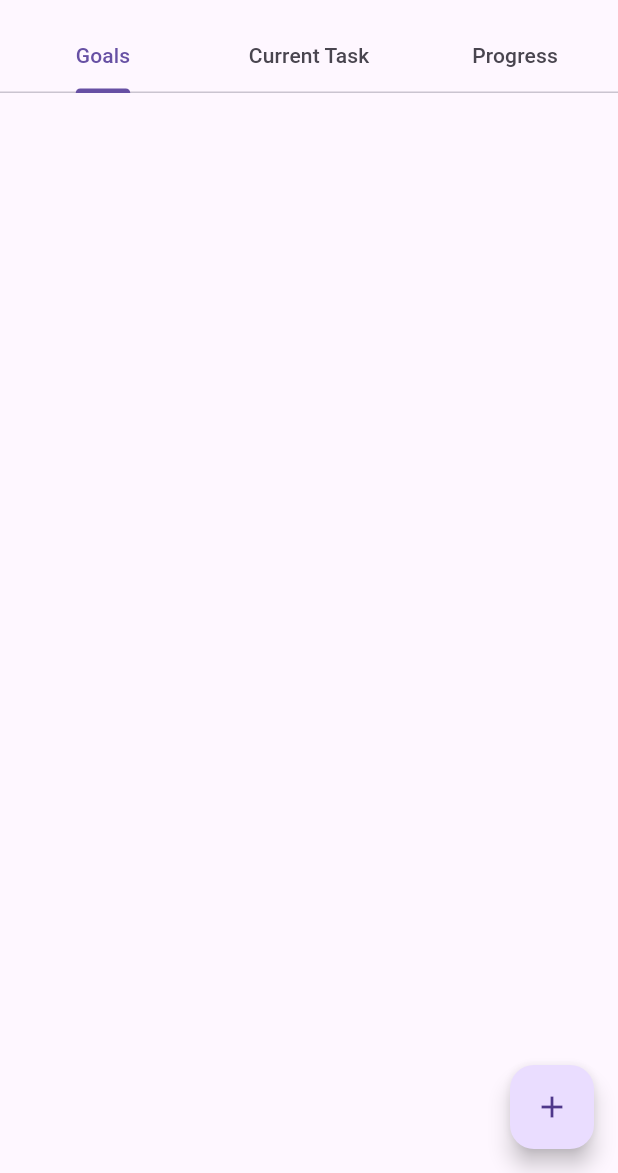
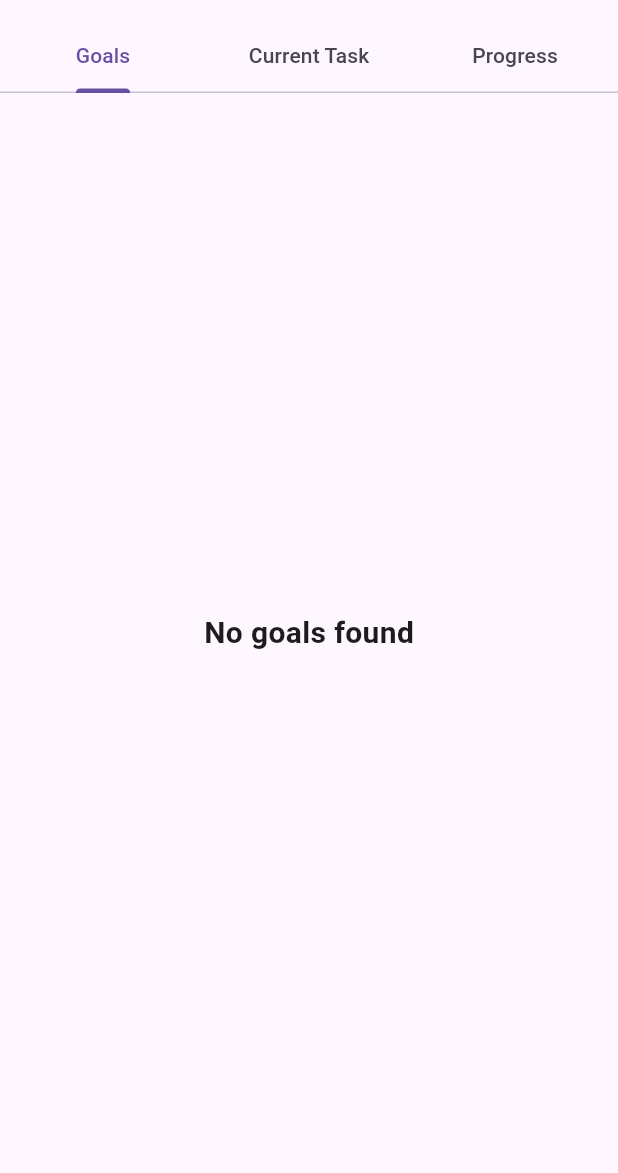
Before and after one commit to stranne/the_task, a Flutter app: the screen it shows after launch, on a phone screen of 412 x 824 dp, the part 63-1236 px from its top. Run offline on Flutter 3.47's test engine with Material 3 defaults, Android fonts, the phone set to English and light mode, and no system bars; our stand-ins replace google_generative_ai, objectbox, stacked, stacked_services, stacked_shared; generated files the repository leaves out were written again; statements that could not run were skipped.

Commit message:
Add empty list messages for goals and progresses

```diff
--- a/lib/ui/widgets/common/goal_list/goal_list.dart
+++ b/lib/ui/widgets/common/goal_list/goal_list.dart
@@ -1,5 +1,6 @@
 import 'package:flutter/material.dart';
 import 'package:stacked/stacked.dart';
+import 'package:the_task/ui/widgets/common/goal_list_empty/goal_list_empty.dart';
 import 'package:the_task/ui/widgets/common/goal_list_item/goal_list_item.dart';
 
 import 'goal_list_model.dart';
@@ -13,11 +14,17 @@ class GoalList extends StackedView<GoalListModel> {
     GoalListModel viewModel,
     Widget? child,
   ) {
+    final goals = viewModel.goals;
+
+    if (goals.isEmpty) {
+      return const GoalListEmpty();
+    }
+
     return Scaffold(
       body: ListView.builder(
-        itemCount: viewModel.goals.length,
+        itemCount: goals.length,
         itemBuilder: (context, index) {
-          final goal = viewModel.goals[index];
+          final goal = goals[index];
           return GoalListItem(goal: goal);
         },
       ),
--- /dev/null
+++ b/lib/ui/widgets/common/goal_list_empty/goal_list_empty.dart
@@ -0,0 +1,31 @@
+import 'package:flutter/material.dart';
+import 'package:stacked/stacked.dart';
+
+import 'goal_list_empty_model.dart';
+
+class GoalListEmpty extends StackedView<GoalListEmptyModel> {
+  const GoalListEmpty({super.key});
+
+  @override
+  Widget builder(
+    BuildContext context,
+    GoalListEmptyModel viewModel,
+    Widget? child,
+  ) {
+    return const Center(
+      child: Text(
+        'No goals found',
+        style: TextStyle(
+          fontSize: 20,
+          fontWeight: FontWeight.bold,
+        ),
+      ),
+    );
+  }
+
+  @override
+  GoalListEmptyModel viewModelBuilder(
+    BuildContext context,
+  ) =>
+      GoalListEmptyModel();
+}
--- /dev/null
+++ b/lib/ui/widgets/common/goal_list_empty/goal_list_empty_model.dart
@@ -0,0 +1,3 @@
+import 'package:stacked/stacked.dart';
+
+class GoalListEmptyModel extends BaseViewModel {}
--- a/lib/ui/widgets/common/progress_task_list/progress_task_list.dart
+++ b/lib/ui/widgets/common/progress_task_list/progress_task_list.dart
@@ -1,5 +1,6 @@
 import 'package:flutter/material.dart';
 import 'package:stacked/stacked.dart';
+import 'package:the_task/ui/widgets/common/progress_task_list_empty/progress_task_list_empty.dart';
 import 'package:the_task/ui/widgets/common/progress_task_list_item/progress_task_list_item.dart';
 
 import 'progress_task_list_model.dart';
@@ -15,6 +16,10 @@ class ProgressTaskList extends StackedView<ProgressTaskListModel> {
   ) {
     final tasks = viewModel.tasks;
 
+    if (tasks.isEmpty) {
+      return const ProgressTaskListEmpty();
+    }
+
     return ListView.builder(
       itemCount: tasks.length,
       itemBuilder: (context, index) => ProgressTaskListItem(task: tasks[index]),
--- /dev/null
+++ b/lib/ui/widgets/common/progress_task_list_empty/progress_task_list_empty_model.dart
@@ -0,0 +1,3 @@
+import 'package:stacked/stacked.dart';
+
+class ProgressTaskListEmptyModel extends BaseViewModel {}
```
Also changed, not shown: lib/ui/widgets/common/progress_task_list_empty/progress_task_list_empty.dart (added, +31 -0 lines), 2 other files.
